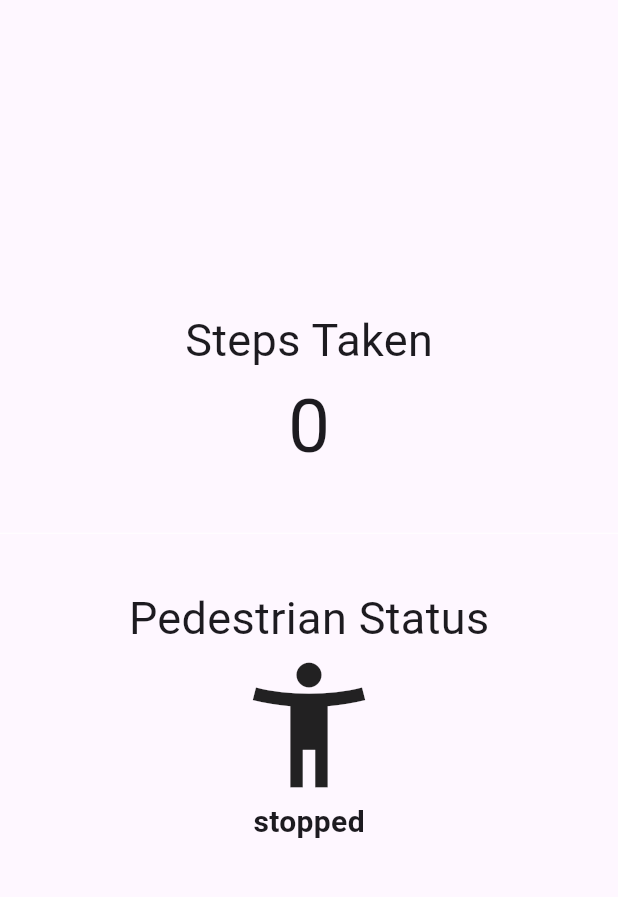
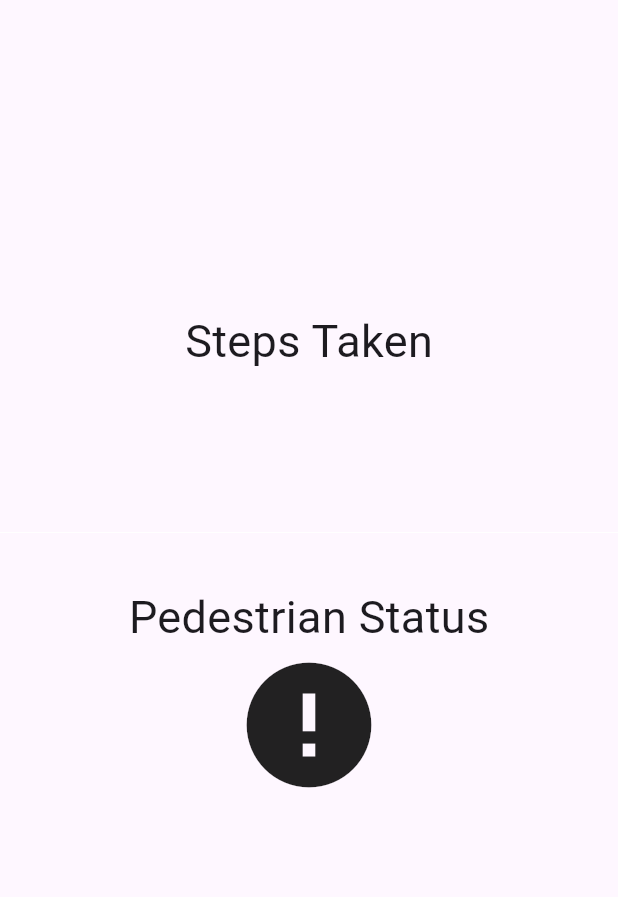
Before and after one commit to hozefa-hs/pedometer_app, a Flutter app: the screen it shows after launch, on a phone screen of 412 x 824 dp, the part 84-981 px from its top. Run offline on Flutter 3.47's test engine with Material 3 defaults, Android fonts, the phone set to English and light mode, and no system bars; our stand-ins replace pedometer.

Commit message:
Fixed Bugs

```diff
--- a/lib/main.dart
+++ b/lib/main.dart
@@ -33,9 +33,8 @@ class MyHomePage extends StatefulWidget {
 class _MyHomePageState extends State<MyHomePage> {
   late Stream<StepCount> _stepCountStream;
   late Stream<PedestrianStatus> _pedestrianStatusStream;
-  String _status = 'stopped', _steps = '';
-  List _mySteps = [];
-
+  String _status = '';
+  String _steps = '';
 
   @override
   void initState() {
@@ -48,26 +47,26 @@ class _MyHomePageState extends State<MyHomePage> {
     return Scaffold(
       appBar: AppBar(
         backgroundColor: Theme.of(context).colorScheme.inversePrimary,
-        title: Text('Pedometer App'),
+        title: const Text('Pedometer App'),
       ),
       body: Center(
         child: Column(
           mainAxisAlignment: MainAxisAlignment.center,
           children: [
-            Text(
+            const Text(
               'Steps Taken',
               style: TextStyle(fontSize: 30),
             ),
             Text(
-              _mySteps.isNotEmpty ? _mySteps.last.toString() : "0",
-              style: TextStyle(fontSize: 50),
+              _steps,
+              style: const TextStyle(fontSize: 50),
             ),
-            Divider(
+            const Divider(
               height: 70,
               thickness: 0,
               color: Colors.white,
             ),
-            Text(
+            const Text(
               'Pedestrian Status',
               style: TextStyle(fontSize: 30),
             ),
@@ -82,8 +81,8 @@ class _MyHomePageState extends State<MyHomePage> {
             Text(
               _status,
               style: _status == 'walking' && _status == 'stopped'
-                  ? TextStyle(fontSize: 30, fontWeight: FontWeight.bold)
-                  : TextStyle(fontSize: 20, fontWeight: FontWeight.bold),
+                  ? const TextStyle(fontSize: 30, fontWeight: FontWeight.bold)
+                  : const TextStyle(fontSize: 20, fontWeight: FontWeight.bold),
             ),
           ],
         ),
@@ -105,8 +104,7 @@ class _MyHomePageState extends State<MyHomePage> {
 
   void onStepCount(StepCount event) {
     setState(() {
-      _mySteps.add(event.steps);
-      //_steps = event.steps.toString();
+      _steps = event.steps.toString();
     });
   }
 
```
